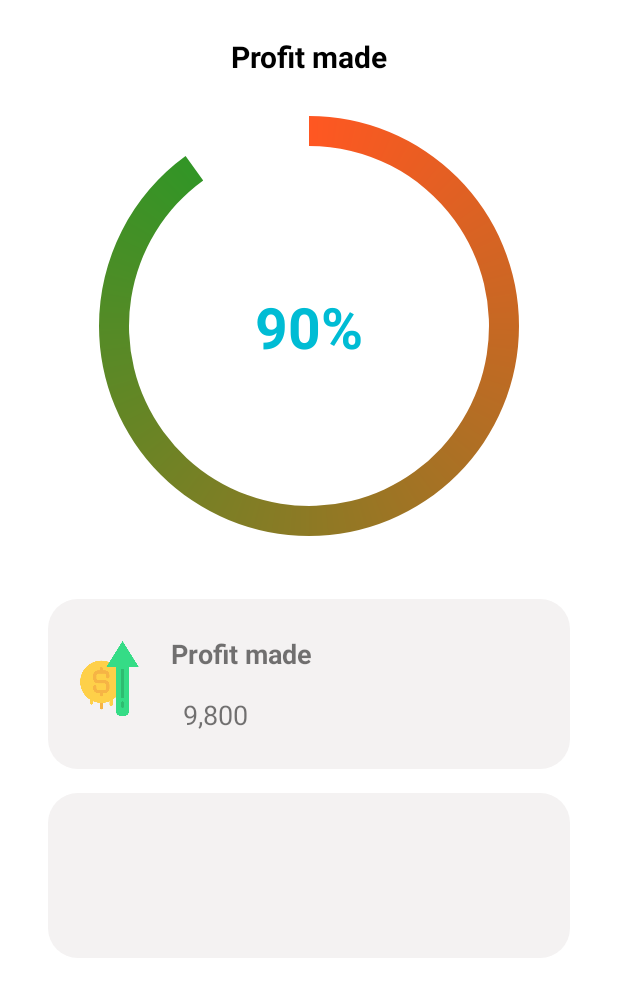
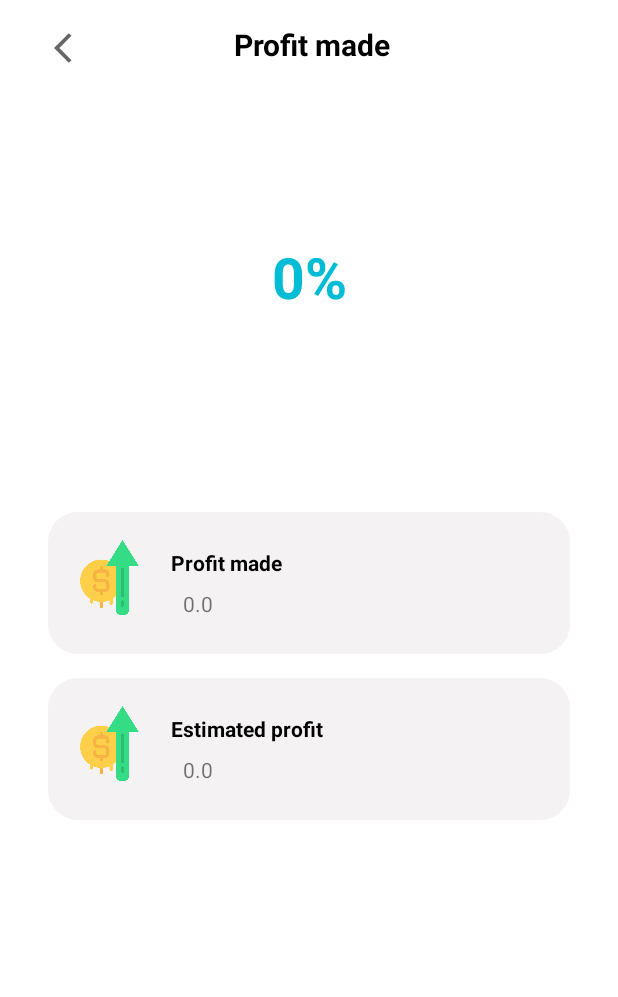
Before and after one commit to martinmichuki8/posAndroid, an Android app: the ProfitsMade screen opened directly, with no data from a screen before it, on a phone screen of 412 x 824 dp. Shown: the top 997 px of the screen. Run offline under Robolectric (Android 15) with nearby library versions, the phone set to English and light mode, and no system bars.

Commit message:
Updated project

```diff
--- a/app/src/main/AndroidManifest.xml
+++ b/app/src/main/AndroidManifest.xml
@@ -121,6 +121,9 @@
         <activity android:name=".Ui.dashboard.ProfitsMade"
             android:configChanges="orientation|screenSize"
             android:launchMode="singleTop"/>
+        <activity android:name=".Ui.Login.Login"
+            android:configChanges="orientation|screenSize"
+            android:launchMode="singleTop"/>
     </application>
 
 </manifest>
--- a/app/src/main/java/com/michtech/pointofSale/MainActivity.java
+++ b/app/src/main/java/com/michtech/pointofSale/MainActivity.java
@@ -11,6 +11,7 @@ import android.os.CountDownTimer;
 import android.os.Environment;
 
 import com.michtech.pointofSale.Ui.DashBoard;
+import com.michtech.pointofSale.Ui.Login.Login;
 import com.michtech.pointofSale.Ui.setup.SelectAccountType;
 import com.michtech.pointofSale.database.DatabaseManager;
 
@@ -60,7 +61,7 @@ public class MainActivity extends AppCompatActivity {
 
                 Intent intent = null;
                 if (db.checkTableStore() && db.checkTableUser()) {
-                    intent = new Intent(MainActivity.this, DashBoard.class);
+                    intent = new Intent(MainActivity.this, Login.class);
                 } else {
                     intent = new Intent(MainActivity.this, SelectAccountType.class);
                 }
--- a/app/src/main/java/com/michtech/pointofSale/Ui/dashboard/ProfitsMade.java
+++ b/app/src/main/java/com/michtech/pointofSale/Ui/dashboard/ProfitsMade.java
@@ -1,19 +1,93 @@
 package com.michtech.pointofSale.Ui.dashboard;
 
+import android.annotation.SuppressLint;
+import android.content.BroadcastReceiver;
+import android.content.Context;
+import android.content.Intent;
+import android.content.IntentFilter;
 import android.os.Bundle;
+import android.os.Handler;
+import android.view.View;
+import android.widget.ImageButton;
 import android.widget.ProgressBar;
+import android.widget.TextView;
+import android.widget.Toast;
 
+import androidx.annotation.NonNull;
 import androidx.appcompat.app.AppCompatActivity;
+import androidx.localbroadcastmanager.content.LocalBroadcastManager;
 
 import com.michtech.pointofSale.R;
+import com.michtech.pointofSale.background.Calculate;
+import com.michtech.pointofSale.functions.Functions;
 
 public class ProfitsMade extends AppCompatActivity {
     ProgressBar progress;
+    TextView Profit, EstimatedProfit, Percent;
+    Functions functions;
+    Handler handler = new Handler();
+    ImageButton Back;
+    private int progressValue=0;
     @Override
     protected void onCreate(Bundle savedInstanceState){
         super.onCreate(savedInstanceState);
         setContentView(R.layout.profits_made);
 
-        progress = findViewById(R.id.progress);
+        functions = new Functions(ProfitsMade.this);
+
+        progress = (ProgressBar) findViewById(R.id.progress2);
+        Profit = findViewById(R.id.profit);
+        EstimatedProfit = findViewById(R.id.estimatedProfit);
+        Percent = findViewById(R.id.percent);
+        Back = findViewById(R.id.back);
+
+        Back.setOnClickListener(new View.OnClickListener() {
+            @Override
+            public void onClick(View view) {
+                finish();
+            }
+        });
+    }
+    public void onResume(){
+        super.onResume();
+        startService(new Intent(ProfitsMade.this, Calculate.class));
+        LocalBroadcastManager.getInstance(ProfitsMade.this).registerReceiver(dataReceived, new IntentFilter("Profits"));
+    }
+    private final BroadcastReceiver dataReceived = new BroadcastReceiver() {
+        @SuppressLint("SetTextI18n")
+        @Override
+        public void onReceive(Context context, @NonNull Intent intent) {
+            int profit = intent.getIntExtra("Profit", 0);
+            int estimatedProfit = intent.getIntExtra("EstimatedProfit", 0);
+            Profit.setText(functions.addComma(profit));
+            EstimatedProfit.setText(functions.addComma(estimatedProfit));
+            setProgressValue(calculatePercentageProfit(profit, estimatedProfit));
+        }
+    };
+    private void setProgressValue(int percentage){
+        new Thread(new Runnable() {
+            @Override
+            public void run() {
+                while(progressValue<percentage){
+                    progressValue+=1;
+                    handler.post(new Runnable() {
+                        @SuppressLint("SetTextI18n")
+                        @Override
+                        public void run() {
+                            progress.setProgress(progressValue);
+                            Percent.setText(Integer.toString(progressValue)+"%");
+                        }
+                    });
+                    try {
+                        Thread.sleep(10);
+                    } catch (InterruptedException e) {
+                        e.printStackTrace();
+                    }
+                }
+            }
+        }).start();
+    }
+    private int calculatePercentageProfit(int profit, int estimatedProfit){
+        return ((100*profit)/estimatedProfit);
     }
 }
--- a/app/src/main/res/drawable/progress.xml
+++ b/app/src/main/res/drawable/progress.xml
@@ -12,8 +12,8 @@
         android:useLevel="true">
         <gradient
             android:angle="0"
-            android:endColor="@color/green"
-            android:startColor="@color/orange"
+            android:endColor="#00BCD4"
+            android:startColor="#00BCD4"
             android:type="sweep"
             android:useLevel="false" />
     </shape>
--- a/app/src/main/res/layout/activity_main.xml
+++ b/app/src/main/res/layout/activity_main.xml
@@ -14,7 +14,7 @@
         android:layout_marginTop="32dp"
         android:layout_marginEnd="32dp"
         android:layout_marginBottom="32dp"
-        android:tint="@color/brown"
+        style="@style/imageTint"
         app:layout_constraintBottom_toBottomOf="parent"
         app:layout_constraintEnd_toEndOf="parent"
         app:layout_constraintStart_toStartOf="parent"
--- a/app/src/main/res/layout/profits_made.xml
+++ b/app/src/main/res/layout/profits_made.xml
@@ -9,14 +9,14 @@
     <ProgressBar
         android:id="@+id/progress2"
         style="?android:attr/progressBarStyleHorizontal"
-        android:layout_width="300dp"
-        android:layout_height="300dp"
+        android:layout_width="250dp"
+        android:layout_height="250dp"
         android:layout_marginStart="32dp"
         android:layout_marginTop="16dp"
         android:layout_marginEnd="32dp"
         android:indeterminate="false"
         android:max="100"
-        android:progress="90"
+        android:progress="0"
         android:progressDrawable="@drawable/progress"
         android:textAlignment="center"
         app:layout_constraintEnd_toEndOf="parent"
@@ -24,10 +24,10 @@
         app:layout_constraintTop_toBottomOf="@+id/textView68" />
 
     <TextView
-        android:id="@+id/textView59"
+        android:id="@+id/percent"
         android:layout_width="wrap_content"
         android:layout_height="wrap_content"
-        android:text="90%"
+        android:text="0%"
         android:textStyle="bold"
         android:textSize="38sp"
         android:textColor="#00BCD4"
@@ -55,8 +55,8 @@
             android:layout_marginStart="16dp"
             android:layout_marginTop="24dp"
             android:text="Profit made"
-            android:textSize="18sp"
             android:textStyle="bold"
+            style="@style/blackText"
             app:layout_constraintStart_toEndOf="@+id/imageView28"
             app:layout_constraintTop_toTopOf="parent" />
 
@@ -73,14 +73,13 @@
             app:srcCompat="@drawable/money" />
 
         <TextView
-            android:id="@+id/textView66"
+            android:id="@+id/profit"
             android:layout_width="wrap_content"
             android:layout_height="wrap_content"
             android:layout_marginStart="24dp"
-            android:layout_marginTop="16dp"
+            android:layout_marginTop="8dp"
             android:layout_marginBottom="24dp"
-            android:text="9,800"
-            android:textSize="18sp"
+            android:text="0.0"
             app:layout_constraintBottom_toBottomOf="parent"
             app:layout_constraintStart_toEndOf="@+id/imageView28"
             app:layout_constraintTop_toBottomOf="@+id/textView61" />
@@ -89,7 +88,7 @@
     <androidx.constraintlayout.widget.ConstraintLayout
         style="@style/sellBackground"
         android:layout_width="0dp"
-        android:layout_height="110dp"
+        android:layout_height="wrap_content"
         android:layout_marginStart="32dp"
         android:layout_marginTop="16dp"
         android:layout_marginEnd="32dp"
@@ -97,21 +96,68 @@
         app:layout_constraintStart_toStartOf="parent"
         app:layout_constraintTop_toBottomOf="@+id/constraintLayout22">
 
+        <ImageView
+            android:id="@+id/imageView29"
+            android:layout_width="50dp"
+            android:layout_height="50dp"
+            android:layout_marginStart="16dp"
+            android:layout_marginTop="16dp"
+            android:layout_marginBottom="24dp"
+            app:layout_constraintBottom_toBottomOf="parent"
+            app:layout_constraintStart_toStartOf="parent"
+            app:layout_constraintTop_toTopOf="parent"
+            app:srcCompat="@drawable/money" />
+
+        <TextView
+            android:id="@+id/estimated"
+            android:layout_width="wrap_content"
+            android:layout_height="wrap_content"
+            android:layout_marginStart="16dp"
+            android:layout_marginTop="24dp"
+            android:text="Estimated profit"
+            style="@style/blackText"
+            android:textStyle="bold"
+            app:layout_constraintStart_toEndOf="@+id/imageView29"
+            app:layout_constraintTop_toTopOf="parent" />
+
+        <TextView
+            android:id="@+id/estimatedProfit"
+            android:layout_width="wrap_content"
+            android:layout_height="wrap_content"
+            android:layout_marginStart="24dp"
+            android:layout_marginTop="8dp"
+            android:layout_marginBottom="24dp"
+            android:text="0.0"
+            app:layout_constraintBottom_toBottomOf="parent"
+            app:layout_constraintStart_toEndOf="@+id/imageView29"
+            app:layout_constraintTop_toBottomOf="@+id/estimated" />
     </androidx.constraintlayout.widget.ConstraintLayout>
 
     <TextView
         android:id="@+id/textView68"
+        style="@style/blackText"
         android:layout_width="wrap_content"
         android:layout_height="wrap_content"
-        android:layout_marginStart="32dp"
-        android:layout_marginTop="24dp"
+        android:layout_marginStart="8dp"
+        android:layout_marginTop="16dp"
         android:layout_marginEnd="32dp"
         android:text="Profit made"
-        style="@style/blackText"
         android:textSize="20sp"
         android:textStyle="bold"
         app:layout_constraintEnd_toEndOf="parent"
-        app:layout_constraintStart_toStartOf="parent"
+        app:layout_constraintHorizontal_bias="0.39"
+        app:layout_constraintStart_toEndOf="@+id/back"
         app:layout_constraintTop_toTopOf="parent" />
 
+    <ImageButton
+        android:id="@+id/back"
+        android:layout_width="48dp"
+        android:layout_height="48dp"
+        android:layout_marginStart="24dp"
+        android:layout_marginTop="8dp"
+        android:background="#00FFFFFF"
+        app:layout_constraintStart_toStartOf="parent"
+        app:layout_constraintTop_toTopOf="parent"
+        app:srcCompat="@drawable/back" />
+
 </androidx.constraintlayout.widget.ConstraintLayout>
--- a/app/src/main/res/values-night/themes.xml
+++ b/app/src/main/res/values-night/themes.xml
@@ -57,4 +57,7 @@
     <style name="rectangleTop">
         <item name="android:background">@drawable/rectangle_top_dark</item>
     </style>
+    <style name="imageTint">
+        <item name="tint">@color/white</item>
+    </style>
 </resources>
--- a/app/src/main/res/values-v23/themes.xml
+++ b/app/src/main/res/values-v23/themes.xml
@@ -59,4 +59,7 @@
     <style name="rectangleTop">
         <item name="android:background">@drawable/rectangle_top</item>
     </style>
+    <style name="imageTint">
+        <item name="tint">@color/brown</item>
+    </style>
 </resources>
```
Also changed, not shown: app/src/main/java/com/michtech/pointofSale/Ui/Login/Login.java (added, +57 -0 lines), app/src/main/java/com/michtech/pointofSale/Ui/more/employee/ViewEmployee.java (+7 -0 lines), app/src/main/java/com/michtech/pointofSale/adapter/AdapterViewEmployee.java (+9 -5 lines), app/src/main/java/com/michtech/pointofSale/database/DatabaseManager.java (+10 -0 lines), app/src/main/java/com/michtech/pointofSale/functions/Functions.java (+19 -0 lines), app/src/main/res/layout/login_page.xml (added, +129 -0 lines), app/src/main/res/menu/employee_menu.xml (added, +9 -0 lines).
